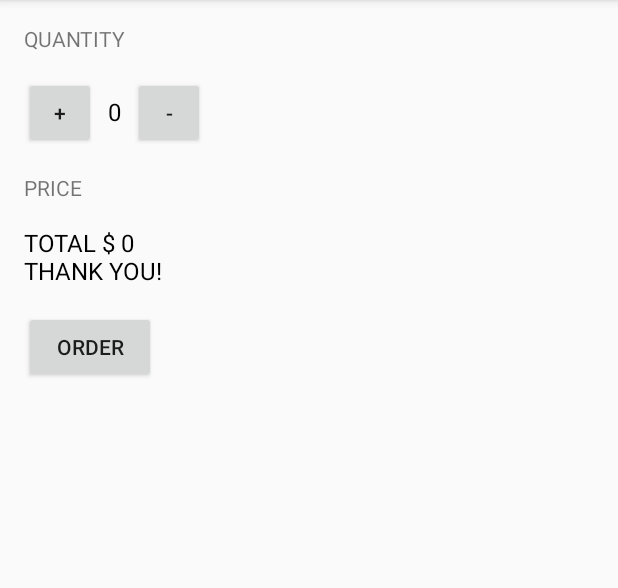
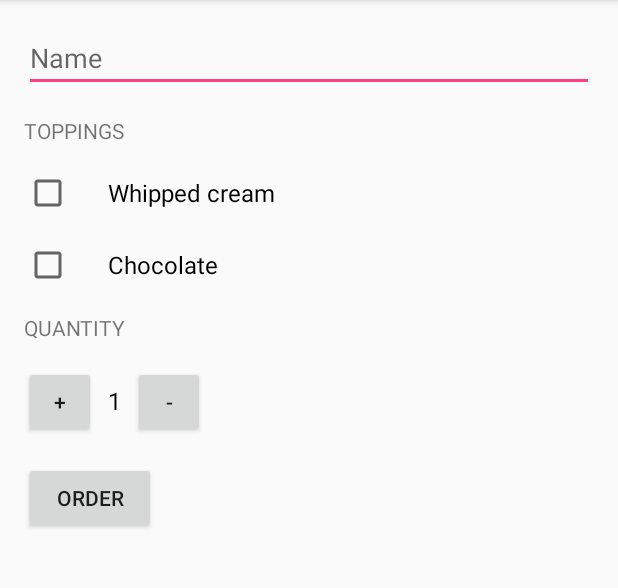
Before and after one commit to Chigrin/JustJava, an Android app: the screen it shows after launch (MainActivity), after a tap on "ORDER", on a phone screen of 412 x 824 dp, the part 84-672 px from its top. Run offline under Robolectric (Android 15) with nearby library versions, the phone set to English and light mode, and no system bars.

```diff
--- a/app/src/main/java/com/example/android/justjava/MainActivity.java
+++ b/app/src/main/java/com/example/android/justjava/MainActivity.java
@@ -9,11 +9,15 @@
 package com.example.android.justjava;
 
 
-
+import android.content.Intent;
+import android.net.Uri;
 import android.os.Bundle;
 import android.support.v7.app.AppCompatActivity;
 import android.view.View;
+import android.widget.CheckBox;
+import android.widget.EditText;
 import android.widget.TextView;
+import android.widget.Toast;
 
 import java.text.NumberFormat;
 
@@ -21,7 +25,7 @@ import java.text.NumberFormat;
  * This app displays an order form to order coffee.
  */
 public class MainActivity extends AppCompatActivity {
-    int quantity = 0;
+    int quantity = 1;
 
     @Override
     protected void onCreate(Bundle savedInstanceState) {
@@ -29,46 +33,80 @@ public class MainActivity extends AppCompatActivity {
         setContentView(R.layout.activity_main);
     }
 
-    /**
-     * This method displays the given price on the screen.
-     */
-    private void displayPrice(int number) {
-        TextView priceTextView = (TextView) findViewById(R.id.price_text_view);
-        priceTextView.setText(NumberFormat.getCurrencyInstance().format(number));
-    }
+
 
     /**
      * This method is called when the order button is clicked.
      */
     public void submitOrder(View view) {
-       int price = quantity * 5;
-        String priceMessage = "Total $ " + price;
-       priceMessage = priceMessage + "\nThank you!";
-       displayMessage(priceMessage);
-            }
-
+        EditText nameField = (EditText)findViewById(R.id.name_field);
+        String value = nameField.getText().toString();
+        CheckBox whippedCreamCheckBox = (CheckBox) findViewById(R.id.whipped_cream_checkBox);
+        boolean hasWhippedCream = whippedCreamCheckBox.isChecked();
+        CheckBox chocolateCheckBox = (CheckBox) findViewById(R.id.chocolate_checkBox);
+        boolean hasChocolate = chocolateCheckBox.isChecked();
+        int price = calculatePrice(hasWhippedCream, hasChocolate);
+        String priceMessage = createOrderSummery(value, price, hasWhippedCream, hasChocolate);
+        Intent intent = new Intent(Intent.ACTION_SENDTO);
+        intent.setData(Uri.parse("mailto:")); // only email apps should handle this
+        intent.putExtra(Intent.EXTRA_SUBJECT, "Just Java order to " + value);
+        intent.putExtra(Intent.EXTRA_TEXT, priceMessage);
+        if (intent.resolveActivity(getPackageManager()) != null) {
+            startActivity(intent);
+        }
+    }
 
     /**
-     * This method displays the given text on the screen.
+     * Calculates the total price of the order.
      */
-    private void displayMessage(String message) {
-        TextView priceTextView = (TextView) findViewById(R.id.price_text_view);
-        priceTextView.setText(message);
+    private int calculatePrice(boolean addWhippedCream, boolean addChocolate) {
+        int basePrice = 5;
+        if (addWhippedCream) {
+            basePrice = basePrice + 1;
+        }
+        if (addChocolate) {
+            basePrice = basePrice + 2;
+        }
+        return quantity * basePrice;
+    }
+
+    /** Create summery of the o
+     * @param price
+     * @return text summery
+     * @param addWhippedCream
+     * @param addChocolate
+     * @param name
+     *
+     */
+
+    private String createOrderSummery(String name, int price, boolean addWhippedCream, boolean addChocolate) {
+        String priceMessage = getString(R.string.name_text) + name;
+        priceMessage +=  "\n" + getString(R.string.cream_text) + addWhippedCream;
+        priceMessage +=  "\n" + getString(R.string.chocolate_text) + addChocolate;
+        priceMessage +=  "\n" + getString(R.string.quantity_text) + quantity;
+        priceMessage +=  "\n" + getString(R.string.total) + price;
+        priceMessage +=  "\n" + getString(R.string.thank_you);
+        return priceMessage;
     }
 
     /**
      * This method displays the given quantity value on the screen.
      */
-    private void display(int number) {
+    private void displayQuantity(int displayQuantity) {
         TextView quantityTextView = (TextView) findViewById(R.id.quantity_text_view);
-        quantityTextView.setText("" + number);
+        quantityTextView.setText("" + displayQuantity);
     }
 
     /**
      * increment
      */
-    public void increment (View view) {
-               display(quantity = quantity + 1);
+    public void increment(View view) {
+        if (quantity == 100) {
+            Toast.makeText(this, "You can't have more than 100 cups of coffe", Toast.LENGTH_SHORT).show();
+            return;
+
+        }
+        displayQuantity(quantity = quantity + 1);
 
     }
 
@@ -76,9 +114,12 @@ public class MainActivity extends AppCompatActivity {
      * decrement
      */
 
-    public void decrement (View view) {
-               display(quantity = quantity - 1);
-
+    public void decrement(View view) {
+        if (quantity == 1) {
+            Toast.makeText(this, "You can't have less than 1 cups of coffe", Toast.LENGTH_SHORT).show();
+            return;
+        }
+            displayQuantity(quantity = quantity - 1);
     }
 
 }
--- a/app/src/main/res/layout/activity_main.xml
+++ b/app/src/main/res/layout/activity_main.xml
@@ -8,12 +8,46 @@
     android:orientation="vertical"
     tools:context="com.example.android.justjava.MainActivity">
 
+
+    <EditText
+        android:id="@+id/name_field"
+        android:layout_width="match_parent"
+        android:layout_height="wrap_content"
+        android:inputType="textCapWords"
+        android:hint="@string/name"
+        android:layout_marginBottom="16dp"/>
+
     <TextView
         android:layout_width="wrap_content"
         android:layout_height="wrap_content"
-        android:text="quantity"
-        android:textAllCaps="true"
-        android:layout_marginBottom="16dp"/>
+        android:layout_marginBottom="16dp"
+        android:text="@string/toppings"
+        android:textAllCaps="true" />
+
+    <CheckBox
+        android:id="@+id/whipped_cream_checkBox"
+        android:layout_width="match_parent"
+        android:layout_height="wrap_content"
+        android:layout_marginBottom="16dp"
+        android:paddingLeft="24dp"
+        android:text="@string/whipped_cream"
+        android:textSize="16sp" />
+    <CheckBox
+        android:id="@+id/chocolate_checkBox"
+        android:layout_width="match_parent"
+        android:layout_height="wrap_content"
+        android:layout_marginBottom="16dp"
+        android:paddingLeft="24dp"
+        android:text="@string/chocolate"
+        android:textSize="16sp" />
+
+
+    <TextView
+        android:layout_width="wrap_content"
+        android:layout_height="wrap_content"
+        android:layout_marginBottom="16dp"
+        android:text="@string/quantity"
+        android:textAllCaps="true" />
 
     <LinearLayout
         android:layout_width="match_parent"
@@ -35,7 +69,7 @@
             android:layout_marginLeft="8dp"
             android:layout_marginRight="8dp"
             android:gravity="center"
-            android:text="0"
+            android:text="1"
             android:textAllCaps="true"
             android:textColor="@android:color/black"
             android:textSize="16dp" />
@@ -48,33 +82,13 @@
             android:text="-" />
     </LinearLayout>
 
-
-    <TextView
-        android:layout_width="wrap_content"
-        android:layout_height="wrap_content"
-        android:text="price"
-        android:textAllCaps="true"
-        android:layout_marginTop="16dp"/>
-
-
-    <TextView
-        android:id="@+id/price_text_view"
-        android:layout_width="wrap_content"
-        android:layout_height="wrap_content"
-        android:layout_marginBottom="16dp"
-        android:layout_marginTop="16dp"
-        android:text="0"
-        android:textAllCaps="true"
-        android:textColor="@android:color/black"
-        android:textSize="16dp" />
-
-
     <Button
         android:id="@+id/button"
         android:layout_width="wrap_content"
         android:layout_height="wrap_content"
         android:onClick="submitOrder"
-        android:text="order" />
+        android:text="@string/order"
+        android:layout_marginTop="16dp"/>
 
 
 </LinearLayout>
--- a/app/src/main/res/values/strings.xml
+++ b/app/src/main/res/values/strings.xml
@@ -1,3 +1,15 @@
 <resources>
     <string name="app_name">Just Java</string>
+    <string name="name">Name</string>
+    <string name="toppings">toppings</string>
+    <string name="whipped_cream">Whipped cream</string>
+    <string name="chocolate">Chocolate</string>
+    <string name="quantity">quantity</string>
+    <string name="order">order</string>
+    <string name="thank_you">\nThank you!</string>
+    <string name="total">\nTotal $</string>
+    <string name="quantity_text">\nQuantity: </string>
+    <string name="chocolate_text">\nDo you need to add chocolate? </string>
+    <string name="cream_text">\nDo you need to add whipped cream? </string>
+    <string name="name_text">Name: </string>
 </resources>
```
Also changed, not shown: 1 other file. Lines whose indentation alone changed are shown as unchanged.
